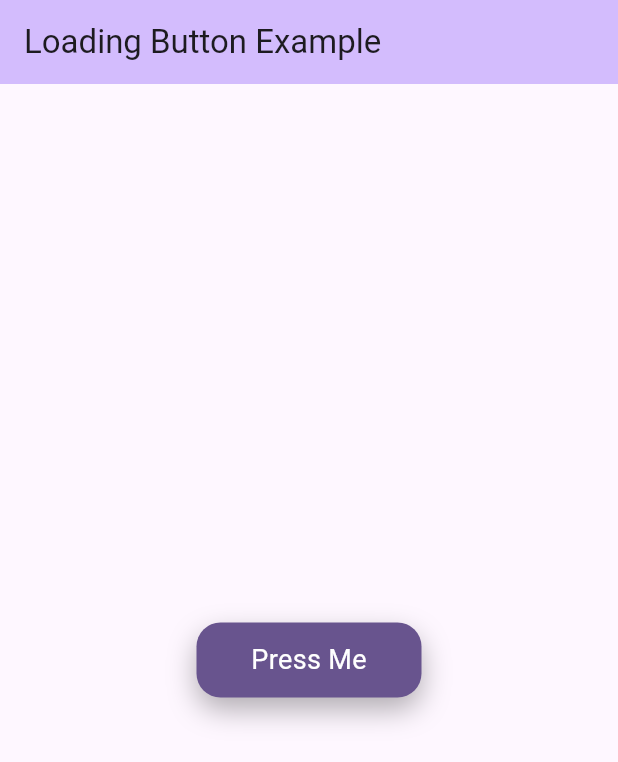
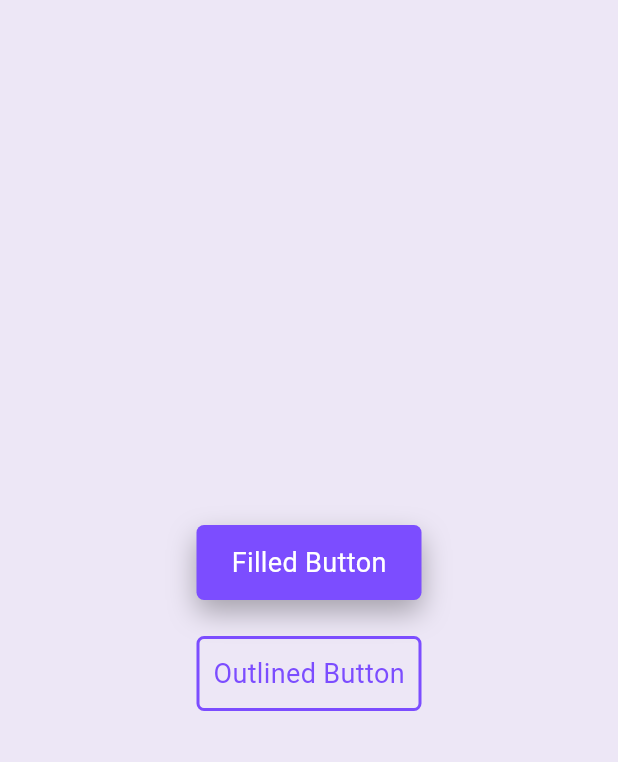
Before and after one commit to Asif-Faizal/Loading-Button, a Flutter app: the screen it shows after launch, on a phone screen of 412 x 824 dp. Shown: the top 762 px of the screen. Run offline on Flutter 3.47's test engine with Material 3 defaults, Android fonts, the phone set to English and light mode, and no system bars.

Commit message:
ADDED OUT LINE BUTTON

```diff
--- a/example/lib/main.dart
+++ b/example/lib/main.dart
@@ -1,5 +1,5 @@
 import 'package:flutter/material.dart';
-import 'package:loading_button/loading_button.dart';
+import 'package:bouncing_loading_button/loading_button.dart';
 
 void main() {
   runApp(const MyApp());
@@ -14,7 +14,7 @@ class MyApp extends StatelessWidget {
     return MaterialApp(
       title: 'Loading Button Example',
       theme: ThemeData(
-        colorScheme: ColorScheme.fromSeed(seedColor: Colors.deepPurple),
+        colorScheme: ColorScheme.fromSeed(seedColor: Colors.deepPurpleAccent),
         useMaterial3: true,
       ),
       home: const MyHomePage(),
@@ -30,50 +30,86 @@ class MyHomePage extends StatefulWidget {
 }
 
 class _MyHomePageState extends State<MyHomePage> {
-  bool _isLoading = false;
-  bool _isDone = false;
+  bool _isLoading1 = false;
+  bool _isDone1 = false;
+  bool _isLoading2 = false;
+  bool _isDone2 = false;
 
-  Future<void> _handlePress() async {
+  Future<void> _handlePress1() async {
     setState(() {
-      _isLoading = true;
-      _isDone = false;
+      _isLoading1 = true;
+      _isDone1 = false;
     });
-    // Simulate some work
+    await Future.delayed(const Duration(seconds: 5));
+    setState(() {
+      _isLoading1 = false;
+      _isDone1 = true;
+    });
     await Future.delayed(const Duration(seconds: 2));
     setState(() {
-      _isLoading = false;
-      _isDone = true;
+      _isDone1 = false;
     });
-    // Reset after showing done state
-    await Future.delayed(const Duration(seconds: 1));
+  }
+
+  Future<void> _handlePress2() async {
     setState(() {
-      _isDone = false;
+      _isLoading2 = true;
+      _isDone2 = false;
+    });
+    await Future.delayed(const Duration(seconds: 5));
+    setState(() {
+      _isLoading2 = false;
+      _isDone2 = true;
+    });
+    await Future.delayed(const Duration(seconds: 2));
+    setState(() {
+      _isDone2 = false;
     });
   }
 
   @override
   Widget build(BuildContext context) {
     return Scaffold(
-      appBar: AppBar(
-        title: const Text('Loading Button Example'),
-        backgroundColor: Theme.of(context).colorScheme.inversePrimary,
-      ),
+      backgroundColor: Colors.deepPurple.shade50,
       body: Center(
-        child: LoadingButton(
-          label: 'Press Me',
-          isLoading: _isLoading,
-          isDone: _isDone,
-          onPressed: _handlePress,
+        child: Column(
+          mainAxisAlignment: MainAxisAlignment.center,
+          children: [
+            LoadingButton(
+              label: 'Filled Button',
+              isLoading: _isLoading1,
+              isDone: _isDone1,
+              onPressed: _handlePress1,
               style: LoadingButtonStyle(
-            backgroundColor: Theme.of(context).colorScheme.primary,
-            foregroundColor: Theme.of(context).colorScheme.onPrimary,
-            borderRadius: 16.0,
+                backgroundColor: Colors.deepPurpleAccent,
+                foregroundColor: Colors.white,
+                borderRadius: 5.0,
                 width: 150.0,
                 height: 50.0,
                 fontSize: 18.0,
                 elevation: 8.0,
               ),
             ),
+            const SizedBox(height: 24),
+            LoadingButton(
+              label: 'Outlined Button',
+              isLoading: _isLoading2,
+              isDone: _isDone2,
+              onPressed: _handlePress2,
+              style: LoadingButtonStyle(
+                backgroundColor: Colors.deepPurpleAccent,
+                foregroundColor: Colors.deepPurpleAccent,
+                borderRadius: 5.0,
+                width: 150.0,
+                height: 50.0,
+                fontSize: 18.0,
+                elevation: 0.0,
+                isOutlined: true,
+                outlineWidth: 2.0,
+              ),
+            ),
+          ],
+        ),
       ),
     );
   }
--- a/example/pubspec.yaml
+++ b/example/pubspec.yaml
@@ -34,7 +34,7 @@ dependencies:
   # The following adds the Cupertino Icons font to your application.
   # Use with the CupertinoIcons class for iOS style icons.
   cupertino_icons: ^1.0.8
-  loading_button:
+  bouncing_loading_button:
     path: ../
 
 dev_dependencies:
--- a/lib/loading_button.dart
+++ b/lib/loading_button.dart
@@ -9,6 +9,8 @@ class LoadingButtonStyle {
   final double height;
   final double fontSize;
   final double elevation;
+  final bool isOutlined;
+  final double outlineWidth;
 
   const LoadingButtonStyle({
     this.borderRadius = 24.0,
@@ -18,6 +20,8 @@ class LoadingButtonStyle {
     this.height = 48.0,
     this.fontSize = 16.0,
     this.elevation = 4.0,
+    this.isOutlined = false,
+    this.outlineWidth = 2.0,
   });
 }
 
@@ -44,24 +48,44 @@ class LoadingButton extends StatefulWidget {
 class _LoadingButtonState extends State<LoadingButton> with SingleTickerProviderStateMixin {
   late AnimationController _controller;
   late Animation<double> _bounceAnimation;
+  late Animation<double> _rotationAnimation;
 
   @override
   void initState() {
     super.initState();
     _controller = AnimationController(
       vsync: this,
-      duration: const Duration(milliseconds: 1000),
+      duration: const Duration(milliseconds: 1500),
     );
+
+    // Create a bouncy rotation animation
+    _rotationAnimation = TweenSequence<double>([
+      TweenSequenceItem(
+        tween: Tween<double>(begin: 0.0, end: 0.5)
+            .chain(CurveTween(curve: Curves.easeOut)),
+        weight: 40.0,
+      ),
+      TweenSequenceItem(
+        tween: Tween<double>(begin: 0.5, end: 0.9)
+            .chain(CurveTween(curve: Curves.elasticOut)),
+        weight: 30.0,
+      ),
+      TweenSequenceItem(
+        tween: Tween<double>(begin: 0.8, end: 1.0)
+            .chain(CurveTween(curve: Curves.easeInOut)),
+        weight: 30.0,
+      ),
+    ]).animate(_controller);
 
     _bounceAnimation = TweenSequence<double>([
       TweenSequenceItem(
-        tween: Tween<double>(begin: 1.0, end: 1.1)
+        tween: Tween<double>(begin: 1.0, end: 1.15)
             .chain(CurveTween(curve: Curves.easeInOut)),
         weight: 30.0,
       ),
       TweenSequenceItem(
-        tween: Tween<double>(begin: 1.1, end: 1.0)
-            .chain(CurveTween(curve: Curves.bounceOut)),
+        tween: Tween<double>(begin: 1.15, end: 1.0)
+            .chain(CurveTween(curve: Curves.elasticOut)),
         weight: 70.0,
       ),
     ]).animate(_controller);
@@ -106,9 +130,13 @@ class _LoadingButtonState extends State<LoadingButton> with SingleTickerProvider
               width: widget.isLoading ? widget.style.height : widget.style.width,
               height: widget.style.height,
               decoration: BoxDecoration(
-                color: widget.style.backgroundColor,
+                color: widget.style.isOutlined ? Colors.transparent : widget.style.backgroundColor,
                 borderRadius: BorderRadius.circular(widget.style.borderRadius),
-                boxShadow: widget.style.elevation > 0
+                border: widget.style.isOutlined ? Border.all(
+                  color: widget.style.backgroundColor,
+                  width: widget.style.outlineWidth,
+                ) : null,
+                boxShadow: !widget.style.isOutlined && widget.style.elevation > 0
                     ? [
                         BoxShadow(
                           color: Colors.black.withOpacity(0.3),
@@ -128,8 +156,9 @@ class _LoadingButtonState extends State<LoadingButton> with SingleTickerProvider
                           builder: (context, child) {
                             return CustomPaint(
                               painter: LoadingPainter(
-                                progress: _controller.value,
+                                progress: _rotationAnimation.value,
                                 color: widget.style.foregroundColor,
+                                bounceScale: _bounceAnimation.value,
                               ),
                             );
                           },
@@ -161,33 +190,41 @@ class _LoadingButtonState extends State<LoadingButton> with SingleTickerProvider
 class LoadingPainter extends CustomPainter {
   final double progress;
   final Color color;
+  final double bounceScale;
 
   LoadingPainter({
     required this.progress,
     required this.color,
+    required this.bounceScale,
   });
 
   @override
   void paint(Canvas canvas, Size size) {
     final Paint paint = Paint()
       ..color = color
-      ..strokeWidth = 2
+      ..strokeWidth = 2.5
       ..style = PaintingStyle.stroke
       ..strokeCap = StrokeCap.round;
 
     final center = Offset(size.width / 2, size.height / 2);
-    final radius = min(size.width, size.height) / 2 - paint.strokeWidth / 2;
+    final radius = (min(size.width, size.height) / 2 - paint.strokeWidth / 2) * bounceScale;
 
-    // Draw the background circle
+    // Draw the background circle with varying opacity
     paint.color = color.withOpacity(0.2);
     canvas.drawCircle(center, radius, paint);
 
-    // Draw the progress arc
+    // Draw the progress arc with a bouncy effect
     paint.color = color;
+    final startAngle = -pi / 2;
+    final sweepAngle = 2 * pi * progress;
+
+    // Add a slight elastic effect to the arc
+    final elasticRadius = radius * (1 + sin(progress * pi * 2) * 0.03);
+
     canvas.drawArc(
-      Rect.fromCircle(center: center, radius: radius),
-      -pi / 2,
-      2 * pi * progress,
+      Rect.fromCircle(center: center, radius: elasticRadius),
+      startAngle,
+      sweepAngle,
       false,
       paint,
     );
@@ -195,7 +232,9 @@ class LoadingPainter extends CustomPainter {
 
   @override
   bool shouldRepaint(LoadingPainter oldDelegate) =>
-      progress != oldDelegate.progress || color != oldDelegate.color;
+      progress != oldDelegate.progress ||
+      color != oldDelegate.color ||
+      bounceScale != oldDelegate.bounceScale;
 }
 
 class DonePainter extends CustomPainter {
--- a/pubspec.yaml
+++ b/pubspec.yaml
@@ -1,8 +1,8 @@
-name: loading_button
+name: bouncing_loading_button
 description: A customizable Flutter loading button with smooth animations and state transitions.
 version: 0.0.4
-homepage: https://github.com/yourusername/loading_button
-repository: https://github.com/yourusername/loading_button
+homepage: https://github.com/Asif-Faizal/Loading-Button
+repository: https://github.com/Asif-Faizal/Loading-Button
 
 environment:
   sdk: '>=3.0.0 <4.0.0'
```
Also changed, not shown: example/pubspec.lock, 2 other files. Lines whose indentation alone changed are shown as unchanged.
